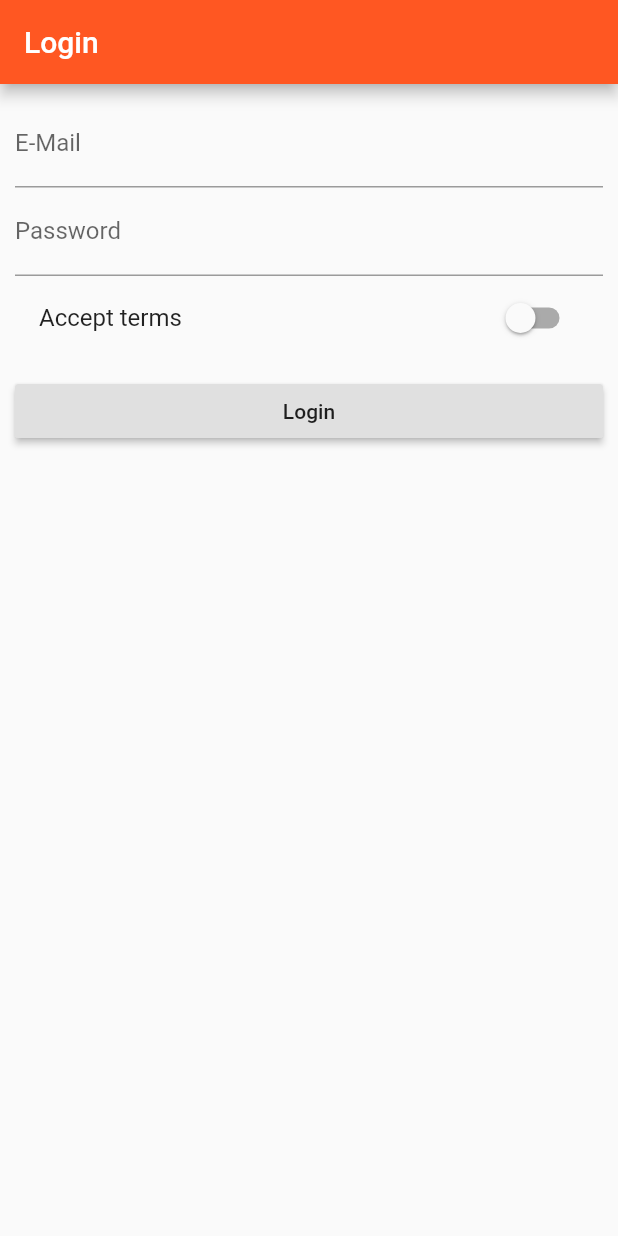
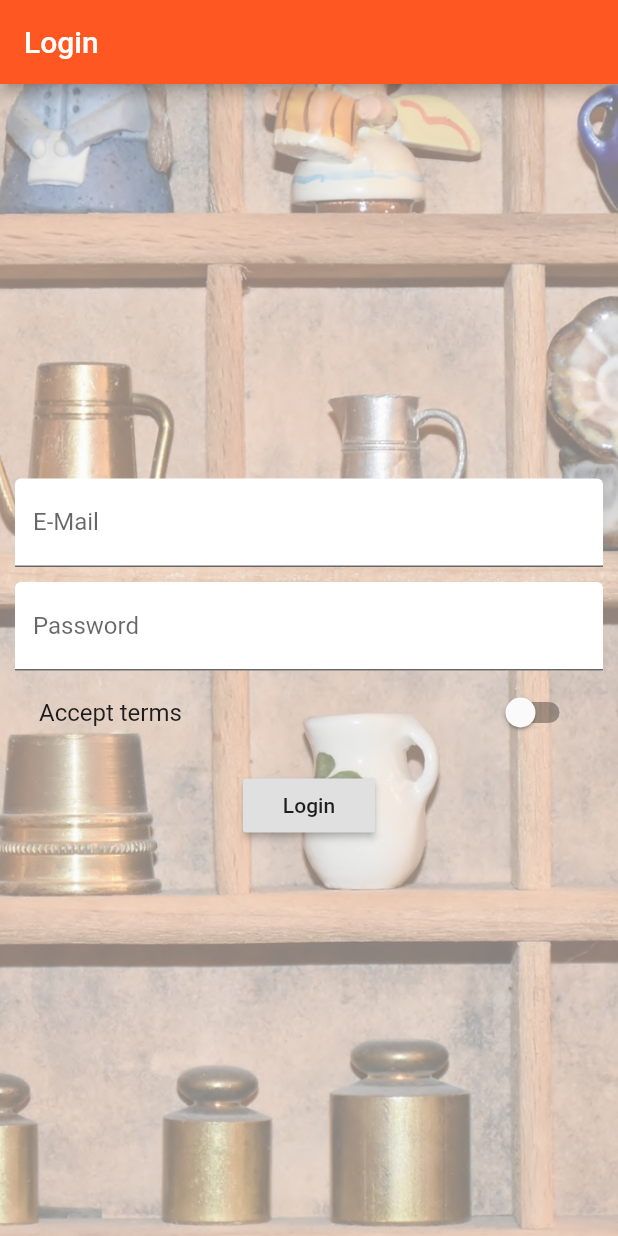
Before and after one commit to ErickRosete/app_nutricion, a Flutter app: the screen it shows after launch, on a phone screen of 412 x 824 dp. Run offline on Flutter 3.47's test engine with Material 2 defaults, Android fonts, the phone set to English and light mode, and no system bars.

```diff
--- a/lib/pages/auth.dart
+++ b/lib/pages/auth.dart
@@ -20,11 +20,27 @@ class _AuthPageState extends State<AuthPage> {
       ),
       // body: ProductManager(startingProduct:'Food Tester')
       body: Container(
-        margin: EdgeInsets.all(10.0),
-        child: ListView(
+        decoration: BoxDecoration(
+          image: DecorationImage(
+            fit: BoxFit.cover,
+            colorFilter: ColorFilter.mode(
+              Colors.black.withOpacity(0.5),
+              BlendMode.dstATop,
+            ),
+            image: AssetImage('assets/background.jpg'),
+          ),
+        ),
+        padding: EdgeInsets.all(10.0),
+        child: Center(
+          child: SingleChildScrollView(
+            child: Column(
               children: <Widget>[
                 TextField(
-              decoration: InputDecoration(labelText: 'E-Mail'),
+                  decoration: InputDecoration(
+                    labelText: 'E-Mail',
+                    filled: true,
+                    fillColor: Colors.white,
+                  ),
                   keyboardType: TextInputType.emailAddress,
                   onChanged: (String value) {
                     setState(() {
@@ -32,10 +48,15 @@ class _AuthPageState extends State<AuthPage> {
                     });
                   },
                 ),
+                SizedBox(
+                  height: 10.0,
+                ),
                 TextField(
                   obscureText: true,
                   decoration: InputDecoration(
                     labelText: 'Password',
+                    filled: true,
+                    fillColor: Colors.white,
                   ),
                   onChanged: (String value) {
                     setState(() {
@@ -58,15 +79,17 @@ class _AuthPageState extends State<AuthPage> {
                 RaisedButton(
                   child: Text("Login"),
                   onPressed: () {
-                if (_emailValue == "erick@gnerd.guru" &&
-                    _passwordValue == "gnerd.guru") {
+                   // if (_emailValue == "erick@gnerd.guru" &&
+                   //     _passwordValue == "gnerd.guru") {
                       Navigator.pushReplacementNamed(context, '/products');
-                }
+                   // }
                   },
                 ),
               ],
             ),
           ),
+        ),
+      ),
     );
   }
 }
--- a/lib/pages/products_admin.dart
+++ b/lib/pages/products_admin.dart
@@ -22,9 +22,10 @@ class ProductAdminPage extends StatelessWidget {
                 title: Text("Choose"),
               ),
               ListTile(
+                leading: Icon(Icons.shop),
                 title: Text("Products list"),
                 onTap: () {
-                  Navigator.pushReplacementNamed(context, '/');
+                  Navigator.pushReplacementNamed(context, '/products');
                 },
               ),
             ],
--- a/pubspec.yaml
+++ b/pubspec.yaml
@@ -28,6 +28,8 @@ flutter:
   # To add assets to your application, add an assets section, like this:
   assets:
     - assets/food.jpg
+    - assets/background.jpg
+
   #  - images/a_dot_ham.jpeg
 
   # An image asset can refer to one or more resolution-specific "variants", see
```
Also changed, not shown: lib/main.dart (+4 -6 lines), lib/pages/product.dart (+45 -19 lines), lib/pages/products.dart (+9 -0 lines), lib/products.dart (+20 -3 lines), assets/background.jpg (added), pubspec.lock. Lines whose indentation alone changed are shown as unchanged.
